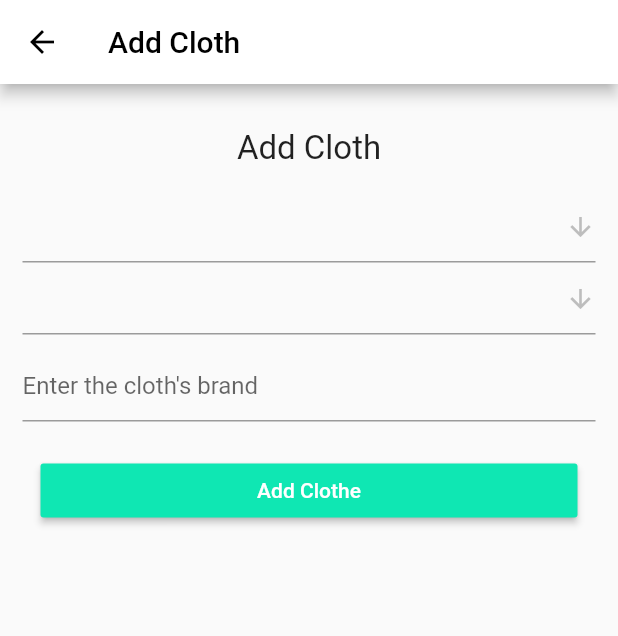
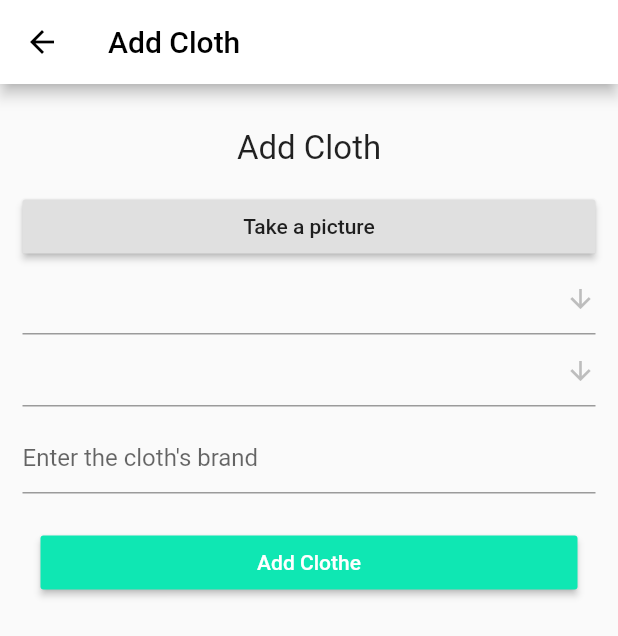
Before and after one commit to boussifCompany/projetC, a Flutter app: the AddCloth screen opened directly, on a phone screen of 412 x 824 dp. Shown: the top 636 px of the screen. Run offline on Flutter 3.47's test engine with Material 2 defaults, Android fonts, the phone set to English and light mode, and no system bars; our stand-ins replace cloud_firestore, firebase_auth, firebase_core, flutter_dotenv, flutter_svg, image_picker and 1 more; missing offline and left inert: enum_to_string; accounts and stored records are empty.

```diff
--- a/lib/screens/addCloth/components/add_cloth_form.dart
+++ b/lib/screens/addCloth/components/add_cloth_form.dart
@@ -1,9 +1,14 @@
+import 'dart:io';
+
 import 'package:clothis/models/cloth_types.dart';
 import 'package:clothis/models/colors_list.dart';
 import 'package:clothis/styles/style.dart';
 import 'package:enum_to_string/enum_to_string.dart';
 import 'package:flutter/cupertino.dart';
 import 'package:flutter/material.dart';
+import 'package:image_picker/image_picker.dart';
+import 'package:path/path.dart' as path;
+import 'package:path_provider/path_provider.dart' as syspath;
 
 class AddClothForm extends StatefulWidget {
   var callback;
@@ -16,6 +21,7 @@ class AddClothForm extends StatefulWidget {
 
 class _AddClothFormState extends State<AddClothForm> {
   final _formkey = GlobalKey<FormState>();
+  File image = null;
   String _brand = "";
   String _type = EnumToString.convertToString(ClothTypes.HOODIE);
   String _color = EnumToString.convertToString(ColorsList.BLACK);
@@ -27,6 +33,19 @@ class _AddClothFormState extends State<AddClothForm> {
       form.save();
       widget.callback(_type, _color, _brand);
     }
+  }
+
+  Future<void> _takePicture() async {
+    final picker = new ImagePicker();
+    final file = await picker.getImage(source: ImageSource.camera);
+
+    setState(() {
+      image = File(file.path);
+    });
+
+    final appDir = await syspath.getApplicationDocumentsDirectory();
+    final fileName = path.basename(image.path);
+    final savedImage = await image.copy('${appDir.path}/${fileName}');
   }
 
   @override
@@ -43,6 +62,14 @@ class _AddClothFormState extends State<AddClothForm> {
                 textAlign: TextAlign.center,
               ),
             ),
+            Container(
+              child: (image != null) ?
+                  Image.file(image): null,
+            ),
+            RaisedButton(
+                child: Padding(
+                    padding: EdgeInsets.all(10), child: Text('Take a picture')),
+                onPressed: _takePicture),
             DropdownButtonFormField(
               icon: Icon(Icons.arrow_downward),
               iconSize: 20,
@@ -55,8 +82,8 @@ class _AddClothFormState extends State<AddClothForm> {
               },
               onSaved: (value) => _type = value.trim(),
               style: TextStyle(color: primaryColor),
-              items:
-                  EnumToString.toList(ClothTypes.values).map<DropdownMenuItem<String>>((String value) {
+              items: EnumToString.toList(ClothTypes.values)
+                  .map<DropdownMenuItem<String>>((String value) {
                 return DropdownMenuItem<String>(
                   value: value,
                   child: Text(value),
@@ -75,8 +102,8 @@ class _AddClothFormState extends State<AddClothForm> {
               },
               onSaved: (value) => _color = value.trim(),
               style: TextStyle(color: primaryColor),
-              items:
-              EnumToString.toList(ColorsList.values).map<DropdownMenuItem<String>>((String value) {
+              items: EnumToString.toList(ColorsList.values)
+                  .map<DropdownMenuItem<String>>((String value) {
                 return DropdownMenuItem<String>(
                   value: value,
                   child: Text(value),
--- a/pubspec.yaml
+++ b/pubspec.yaml
@@ -31,6 +31,9 @@ dependencies:
   location: ^3.2.4
   cloud_firestore: ^0.16.0
   enum_to_string: ^1.0.14
+  image_picker: ^0.6.7+22
+  path: ^1.7.0
+  path_provider: ^1.6.27
 
   # The following adds the Cupertino Icons font to your application.
   # Use with the CupertinoIcons class for iOS style icons.
```
Also changed, not shown: pubspec.lock, 1 other file.
